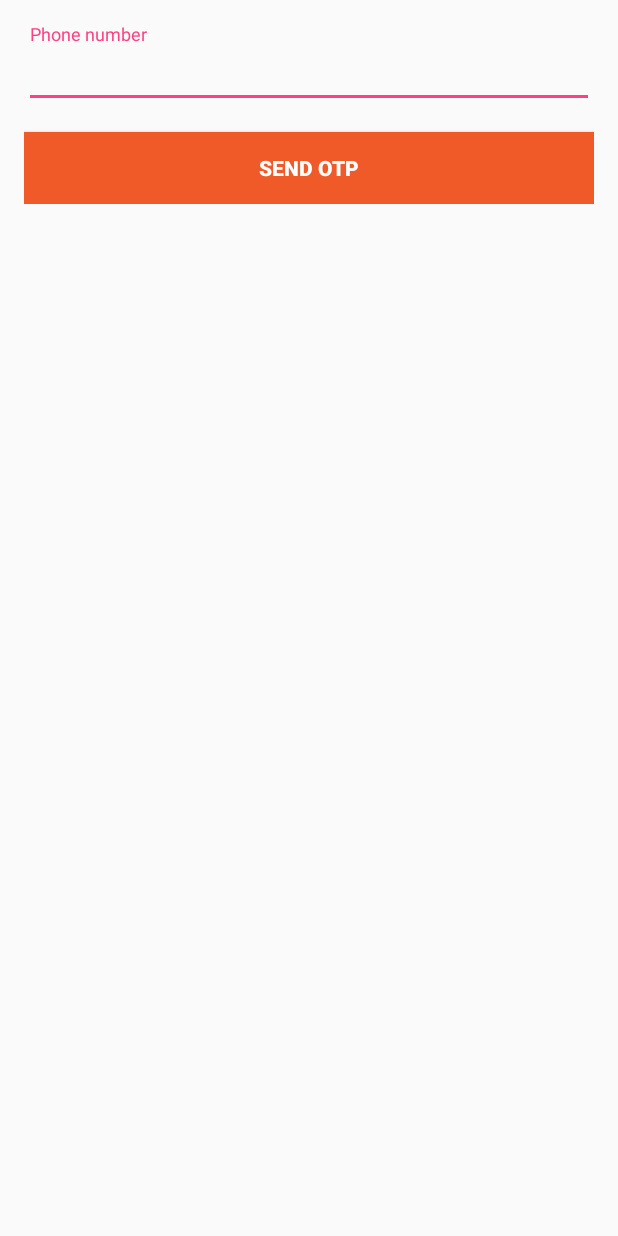
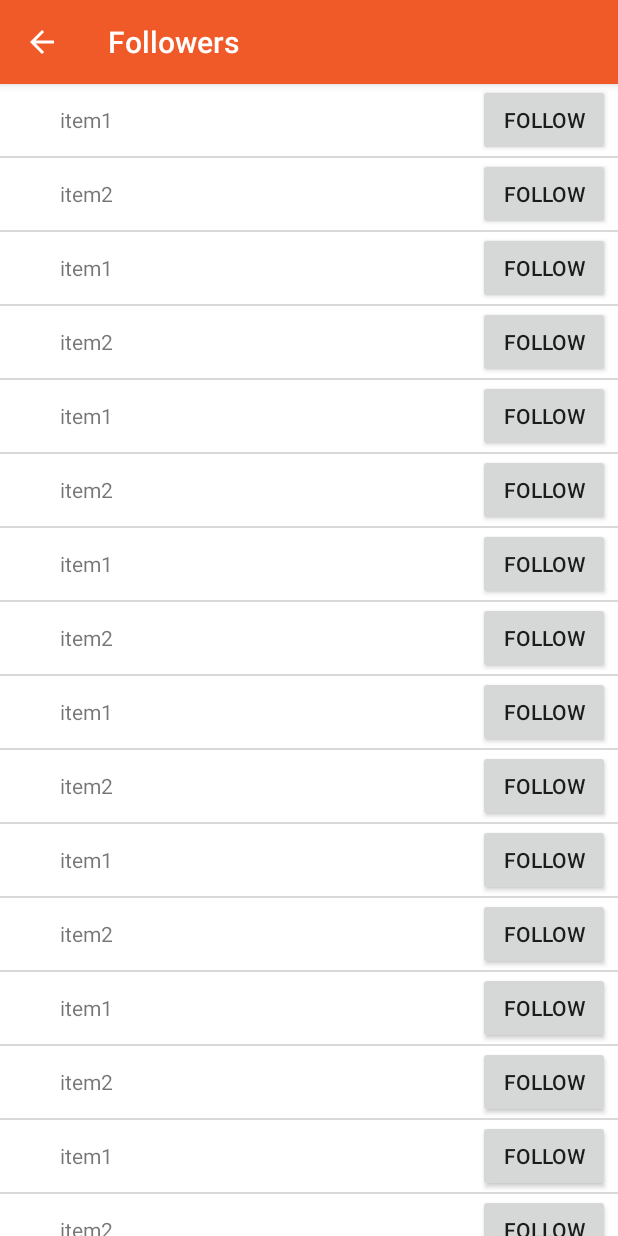
Before and after one commit to vasurana/vowmee_android_version_1.0, an Android app: the screen it shows after launch (VerifyPhonenumberActivity before the commit, Followers after it), on a phone screen of 412 x 824 dp. Run offline under Robolectric (Android 15) with nearby library versions, the phone set to English and light mode, and no system bars.

Commit message:
vowmee commit

```diff
--- a/app/build.gradle
+++ b/app/build.gradle
@@ -21,7 +21,7 @@ android {
 
     defaultConfig {
         applicationId "net.xvidia.vowmee"
-        minSdkVersion 16
+        minSdkVersion 15
         targetSdkVersion 23
         versionCode 1
         versionName "1.0"
@@ -39,13 +39,12 @@ android {
 }
 
 dependencies {
-    compile fileTree(dir: 'libs', include: ['*.jar'])
+    compile fileTree(include: ['*.jar'], dir: 'libs')
     compile 'com.android.support:appcompat-v7:23.1.1'
     compile 'com.android.support:design:23.1.1'
     compile('com.twitter.sdk.android:twitter:1.10.0@aar') {
         transitive = true;
     }
-
     compile 'com.android.support:recyclerview-v7:23.1.0'
     compile 'com.fasterxml.jackson.core:jackson-core:2.4.2'
     compile 'com.fasterxml.jackson.core:jackson-annotations:2.4.0'
@@ -53,7 +52,7 @@ dependencies {
     compile 'com.amazonaws:aws-android-sdk-s3:2.2.8'
     compile 'com.amazonaws:aws-android-sdk-core:2.2.8'
     compile 'com.amazonaws:aws-android-sdk-cognito:2.2.8'
-    compile('com.amazonaws:aws-android-sdk-mobileanalytics:2.2.8')
+    compile 'com.amazonaws:aws-android-sdk-mobileanalytics:2.2.8'
     compile 'com.facebook.android:facebook-android-sdk:4.7.0'
     compile 'com.google.android.gms:play-services-identity:8.1.0'
     compile 'com.google.android.gms:play-services-plus:8.1.0'
--- a/app/src/main/AndroidManifest.xml
+++ b/app/src/main/AndroidManifest.xml
@@ -103,6 +103,11 @@
             android:label="@string/app_name"
             android:screenOrientation="sensorPortrait"
             android:theme="@style/AppTheme.NoActionBar" >
+
+        </activity>
+        <activity android:name=".Followers"
+            android:screenOrientation="sensorPortrait"
+            android:theme="@style/AppTheme.NoActionBar">
             <intent-filter>
                 <action android:name="android.intent.action.MAIN" />
 
--- /dev/null
+++ b/app/src/main/java/net/xvidia/vowmee/Followers.java
@@ -0,0 +1,53 @@
+package net.xvidia.vowmee;
+
+import android.os.Bundle;
+import android.support.v7.app.ActionBarActivity;
+import android.support.v7.widget.Toolbar;
+import android.widget.ListView;
+
+import java.util.ArrayList;
+
+/**
+ * Created by root on 14/12/15.
+ */
+public class Followers extends ActionBarActivity{
+    @Override
+    protected void onCreate(Bundle savedInstanceState) {
+        super.onCreate(savedInstanceState);
+        setContentView(R.layout.activity_followers);
+
+        // Set a toolbar to replace the action bar.
+        Toolbar toolbar = (Toolbar) findViewById(R.id.followers_toolbar);
+        setSupportActionBar(toolbar);
+        getSupportActionBar().setTitle("Followers");
+        getSupportActionBar().setDisplayHomeAsUpEnabled(true);
+        getSupportActionBar().setDisplayShowHomeEnabled(true);
+
+        ArrayList<String> list = new ArrayList<String>();
+        list.add("item1");
+        list.add("item2");
+        list.add("item1");
+        list.add("item2");
+        list.add("item1");
+        list.add("item2");
+        list.add("item1");
+        list.add("item2");
+        list.add("item1");
+        list.add("item2");
+        list.add("item1");
+        list.add("item2");
+        list.add("item1");
+        list.add("item2");
+        list.add("item1");
+        list.add("item2");
+        list.add("item1");
+        list.add("item2");
+
+        //instantiate custom adapter
+        MyCustomAdapter adapter = new MyCustomAdapter(list, this);
+
+        //handle listview and assign adapter
+        ListView lView = (ListView)findViewById(R.id.list);
+        lView.setAdapter(adapter);
+    }
+}
--- /dev/null
+++ b/app/src/main/java/net/xvidia/vowmee/MyCustomAdapter.java
@@ -0,0 +1,71 @@
+package net.xvidia.vowmee;
+
+import android.content.Context;
+import android.view.LayoutInflater;
+import android.view.View;
+import android.view.ViewGroup;
+import android.widget.BaseAdapter;
+import android.widget.Button;
+import android.widget.ImageView;
+import android.widget.ListAdapter;
+import android.widget.TextView;
+
+import java.util.ArrayList;
+
+/**
+ * Created by root on 14/12/15.
+ */
+public class MyCustomAdapter extends BaseAdapter implements ListAdapter {
+    private ArrayList<String> list = new ArrayList<String>();
+    private Context context;
+
+
+
+    public MyCustomAdapter(ArrayList<String> list, Context context) {
+        this.list = list;
+        this.context = context;
+    }
+
+    @Override
+    public int getCount() {
+        return list.size();
+    }
+
+    @Override
+    public Object getItem(int pos) {
+        return list.get(pos);
+    }
+
+    @Override
+    public long getItemId(int pos) {
+        return pos;
+        //just return 0 if your list items do not have an Id variable.
+    }
+
+    @Override
+    public View getView(final int position, View convertView, ViewGroup parent) {
+        View view = convertView;
+        if (view == null) {
+            LayoutInflater inflater = (LayoutInflater) context.getSystemService(Context.LAYOUT_INFLATER_SERVICE);
+            view = inflater.inflate(R.layout.activity_followers_single_listitem, null);
+        }
+
+        //Handle TextView and display string from your list
+        TextView listItemText = (TextView)view.findViewById(R.id.follower_name);
+        listItemText.setText(list.get(position));
+        ImageView addBtn = (ImageView)view.findViewById(R.id.icon);
+
+        //Handle buttons and add onClickListeners
+        Button follow = (Button)view.findViewById(R.id.follow);
+
+        follow.setOnClickListener(new View.OnClickListener(){
+            @Override
+            public void onClick(View v) {
+                //do something
+
+            }
+        });
+
+        return view;
+    }
+}
--- /dev/null
+++ b/app/src/main/res/layout/activity_followers.xml
@@ -0,0 +1,27 @@
+<LinearLayout xmlns:android="http://schemas.android.com/apk/res/android"
+    xmlns:tools="http://schemas.android.com/tools"
+    android:layout_width="match_parent"
+    android:layout_height="match_parent"
+    xmlns:app="http://schemas.android.com/apk/res-auto"
+    android:gravity="center_horizontal"
+    android:orientation="vertical"
+    android:background="@android:color/white">
+
+    <android.support.v7.widget.Toolbar
+        android:id="@+id/followers_toolbar"
+        android:layout_height="wrap_content"
+        android:layout_width="match_parent"
+        android:minHeight="?attr/actionBarSize"
+        android:subtitleTextColor="@android:color/white"
+        android:titleTextColor="@android:color/white"
+        android:theme="@style/ThemeOverlay.MyApp.ActionBar"
+        style="@style/Widget.MyApp.Toolbar.Solid"
+        app:layout_scrollFlags="scroll|enterAlways"/>
+
+    <ListView
+        android:id="@+id/list"
+        android:layout_width="fill_parent"
+        android:layout_height="wrap_content"
+        android:divider="#d9d9d9"
+        android:dividerHeight="1dp" />
+    </LinearLayout>
--- /dev/null
+++ b/app/src/main/res/layout/activity_followers_single_listitem.xml
@@ -0,0 +1,34 @@
+<?xml version="1.0" encoding="utf-8"?>
+<RelativeLayout xmlns:android="http://schemas.android.com/apk/res/android"
+    android:layout_width="match_parent"
+    android:orientation = "horizontal"
+    android:layout_height="match_parent" >
+
+    <ImageView
+        android:id="@+id/icon"
+        android:layout_width="40dip"
+        android:layout_height="40dip"
+        android:layout_centerVertical="true"
+        android:layout_alignParentLeft="true"
+        android:paddingLeft="8dp"
+        android:textStyle="bold" />
+
+    <Button
+        android:id="@+id/follow"
+        android:layout_width="wrap_content"
+        android:layout_height="wrap_content"
+        android:layout_alignParentRight="true"
+        android:layout_centerVertical="true"
+        android:layout_marginRight="5dp"
+        android:text="Follow" />
+
+    <TextView
+        android:id="@+id/follower_name"
+        android:layout_width="wrap_content"
+        android:layout_height="wrap_content"
+        android:layout_toRightOf="@id/icon"
+        android:layout_centerVertical="true"
+        android:layout_marginRight="10dp" />
+
+
+</RelativeLayout>
--- a/app/src/main/res/values/strings.xml
+++ b/app/src/main/res/values/strings.xml
@@ -45,4 +45,8 @@
     <string name="api_auth_facebook">/vowmeauth/facebook</string>
     <string name="api_auth_twitter">/vowmeauth/twitter</string>
     <string name="api_social_regiter">/vowmeauth/social/register</string>
+    <string name="hello_world">Hello world!</string>
+    <string name="menu_settings">Settings</string>
+    <string name="title_main_activity">SimpleImageTextList</string>
+    <string name="image">Image thumbnail</string>
 </resources>
--- a/app/src/main/res/values/styles.xml
+++ b/app/src/main/res/values/styles.xml
@@ -1,7 +1,7 @@
 <resources xmlns:tools="http://schemas.android.com/tools">
 
     <!-- Base application theme. -->
-    <style name="AppTheme" parent="Theme.AppCompat.Light.DarkActionBar">
+    <style name="AppTheme" parent="Base.Theme.AppCompat.Light.DarkActionBar">
         <!-- Customize your theme here. -->
         <item name="colorPrimary">@color/colorPrimary</item>
         <item name="colorPrimaryDark">@color/colorPrimaryDark</item>
```
Also changed, not shown: 37 other files.
